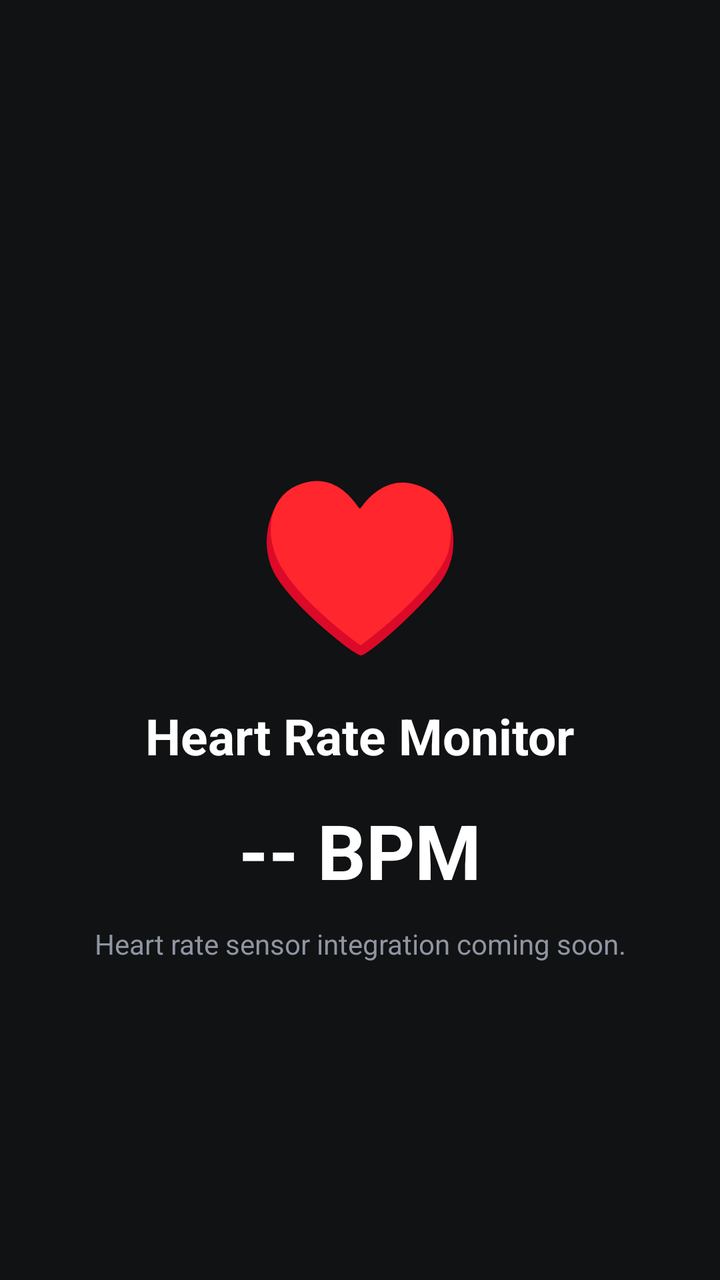
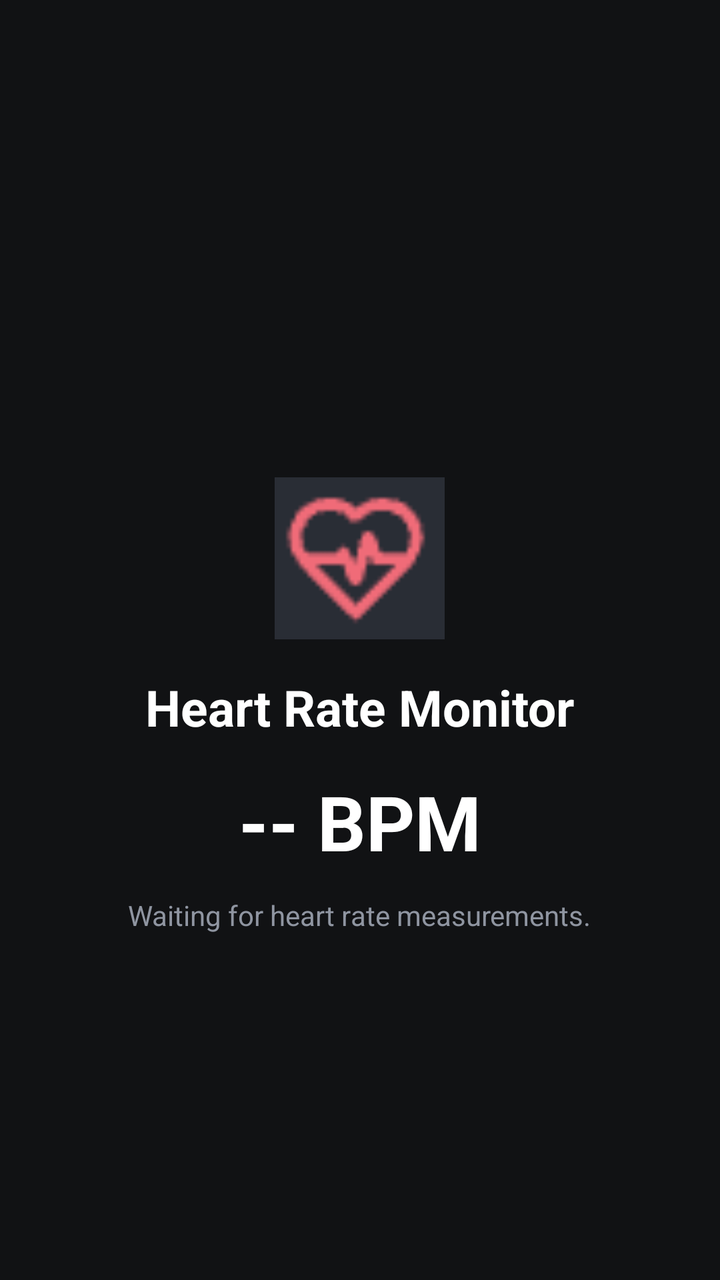

Compare the two renders of this Android layout. The source of the first and the diff that turns it into the second are given below.
<!-- AndroidManifest.xml: application theme Theme.Coen390Project -->
<!-- res/layout/activity_heart_rate.xml -->
<?xml version="1.0" encoding="utf-8"?>
<LinearLayout
    xmlns:android="http://schemas.android.com/apk/res/android"
    android:layout_width="match_parent"
    android:layout_height="match_parent"
    android:orientation="vertical"
    android:background="#111214">

    <androidx.appcompat.widget.Toolbar
        android:id="@+id/heartToolbar"
        android:layout_width="match_parent"
        android:layout_height="?attr/actionBarSize"
        android:background="#111214"
        android:titleTextColor="#FFFFFF" />

    <LinearLayout
        android:layout_width="match_parent"
        android:layout_height="match_parent"
        android:gravity="center"
        android:orientation="vertical"
        android:padding="24dp">

        <TextView
            android:layout_width="wrap_content"
            android:layout_height="wrap_content"
            android:text="♥"
            android:textColor="#F06B78"
            android:textSize="85sp" />

        <TextView
            android:layout_width="wrap_content"
            android:layout_height="wrap_content"
            android:layout_marginTop="15dp"
            android:text="Heart Rate Monitor"
            android:textColor="#FFFFFF"
            android:textSize="25sp"
            android:textStyle="bold" />

        <TextView
            android:layout_width="wrap_content"
            android:layout_height="wrap_content"
            android:layout_marginTop="15dp"
            android:text="-- BPM"
            android:textColor="#FFFFFF"
            android:textSize="38sp"
            android:textStyle="bold" />

        <TextView
            android:layout_width="wrap_content"
            android:layout_height="wrap_content"
            android:layout_marginTop="12dp"
            android:gravity="center"
            android:text="Heart rate sensor integration coming soon."
            android:textColor="#8F95A1"
            android:textSize="14sp" />

    </LinearLayout>

</LinearLayout>
<!-- resources referenced by this layout -->
<resources>
  <style name="Theme.Coen390Project" parent="Base.Theme.Coen390Project" />
  <style name="Base.Theme.Coen390Project" parent="Theme.Material3.DayNight.NoActionBar">
  
          <item name="android:windowBackground">#111214</item>
          <item name="android:textColorPrimary">#FFFFFF</item>
          <item name="android:textColorSecondary">#B0B0B0</item>
          <item name="android:colorAccent">#8F95A1</item>
  
          <item name="colorPrimary">#8F95A1</item>
          <item name="colorOnPrimary">#FFFFFF</item>
          <item name="colorSecondary">#8F95A1</item>
          <item name="colorOnSecondary">#FFFFFF</item>
          <item name="colorSurface">#292D35</item>
          <item name="colorOnSurface">#FFFFFF</item>
  
      </style>
</resources>

<!-- the commit's change to res/layout/activity_heart_rate.xml (unified diff, before → after) -->
@@ -20,12 +20,12 @@
         android:orientation="vertical"
         android:padding="24dp">
 
-        <TextView
-            android:layout_width="wrap_content"
-            android:layout_height="wrap_content"
-            android:text="♥"
-            android:textColor="#F06B78"
-            android:textSize="85sp" />
+        <ImageView
+            android:layout_width="85dp"
+            android:layout_height="85dp"
+            android:src="@drawable/img_heart_rate"
+            android:scaleType="fitCenter"
+            android:contentDescription="Heart rate icon" />
 
         <TextView
             android:layout_width="wrap_content"
@@ -37,6 +37,7 @@
             android:textStyle="bold" />
 
         <TextView
+            android:id="@+id/heartRateValue"
             android:layout_width="wrap_content"
             android:layout_height="wrap_content"
             android:layout_marginTop="15dp"
@@ -46,11 +47,12 @@
             android:textStyle="bold" />
 
         <TextView
+            android:id="@+id/heartRateMessage"
             android:layout_width="wrap_content"
             android:layout_height="wrap_content"
             android:layout_marginTop="12dp"
             android:gravity="center"
-            android:text="Heart rate sensor integration coming soon."
+            android:text="Waiting for heart rate measurements."
             android:textColor="#8F95A1"
             android:textSize="14sp" />
 
<!-- resource entries referenced after the edit -->
@@ -1,5 +1,6 @@
 <!-- resources referenced by this layout -->
 <resources>
+  <!-- drawable img_heart_rate: png bitmap (drawable, 432 bytes) -->
   <style name="Theme.Coen390Project" parent="Base.Theme.Coen390Project" />
   <style name="Base.Theme.Coen390Project" parent="Theme.Material3.DayNight.NoActionBar">
   
